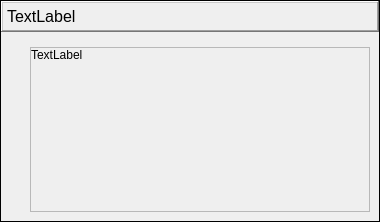
Old version of the form ui/message_dialog.ui in the repository TheCodingJsoftware/Invigo.
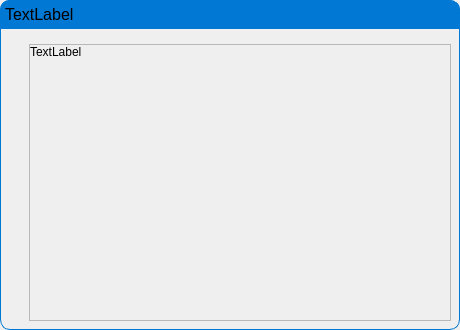
New version of the form.

```diff
--- a/ui/message_dialog.ui
+++ b/ui/message_dialog.ui
@@ -6,8 +6,8 @@
    <rect>
     <x>0</x>
     <y>0</y>
-    <width>380</width>
-    <height>222</height>
+    <width>460</width>
+    <height>330</height>
    </rect>
   </property>
   <property name="windowTitle">
@@ -30,7 +30,7 @@
     <number>0</number>
    </property>
    <item>
-    <widget class="QFrame" name="frame">
+    <widget class="QWidget" name="widget" native="true">
      <property name="contextMenuPolicy">
       <enum>Qt::ActionsContextMenu</enum>
      </property>
@@ -38,10 +38,13 @@
       <bool>false</bool>
      </property>
      <property name="styleSheet">
-      <string notr="true"/>
-     </property>
-     <property name="frameShape">
-      <enum>QFrame::Box</enum>
+      <string notr="true">QWidget#widget{
+	border-top-left-radius:10px;
+	border-bottom-left-radius:10px;
+	border-top-right-radius:10px;
+	border-bottom-right-radius:10px;
+	border: 1px solid  rgb(0,120,212);;
+}</string>
      </property>
      <layout class="QVBoxLayout" name="verticalLayout_3" stretch="0,0">
       <property name="leftMargin">
@@ -69,11 +72,18 @@
           <pointsize>12</pointsize>
          </font>
         </property>
+        <property name="styleSheet">
+         <string notr="true">background-color: rgb(0,120,212);
+border-top-left-radius:10px;
+border-top-right-radius:10px;
+border: 1px solid  rgb(0,120,212);
+</string>
+        </property>
         <property name="frameShape">
-         <enum>QFrame::WinPanel</enum>
+         <enum>QFrame::Box</enum>
         </property>
         <property name="frameShadow">
-         <enum>QFrame::Raised</enum>
+         <enum>QFrame::Sunken</enum>
         </property>
         <property name="text">
          <string>TextLabel</string>
@@ -136,8 +146,8 @@
               <rect>
                <x>0</x>
                <y>0</y>
-               <width>328</width>
-               <height>153</height>
+               <width>410</width>
+               <height>265</height>
               </rect>
              </property>
              <layout class="QVBoxLayout" name="verticalLayout_4">
@@ -164,6 +174,9 @@
                 <property name="alignment">
                  <set>Qt::AlignLeading|Qt::AlignLeft|Qt::AlignTop</set>
                 </property>
+                <property name="wordWrap">
+                 <bool>true</bool>
+                </property>
                </widget>
               </item>
              </layout>
```
